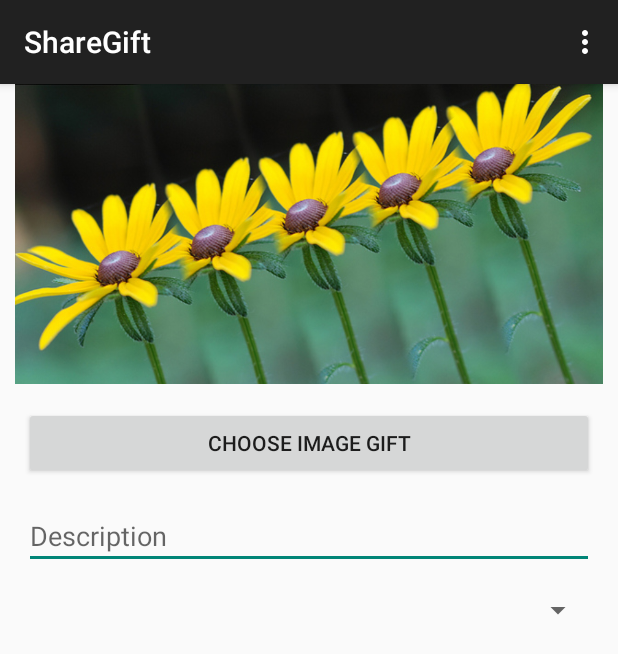
After one commit to Rise-Up-Cambodia/Android_Assignment_1, an Android app: the ShareGift screen opened directly, with no data from a screen before it, on a phone screen of 412 x 824 dp. The commit adds this screen. Shown: the top 654 px of the screen. Run offline under Robolectric (Android 15) with nearby library versions, the phone set to English and light mode, and no system bars.

Commit message:
sharegift layout progress

```diff
--- a/Gift/app/src/main/AndroidManifest.xml
+++ b/Gift/app/src/main/AndroidManifest.xml
@@ -8,6 +8,7 @@
     <android:uses-permission android:name="android.permission.WRITE_EXTERNAL_STORAGE" />
     <android:uses-permission android:name="android.permission.READ_PHONE_STATE" />
     <android:uses-permission android:name="android.permission.READ_EXTERNAL_STORAGE" />
+
     <application
         android:allowBackup="true"
         android:icon="@mipmap/ic_launcher"
@@ -22,6 +23,10 @@
                 <category android:name="android.intent.category.LAUNCHER" />
             </intent-filter>
         </activity>
+        <activity
+            android:name=".sample.ShareGift"
+            android:label="@string/title_activity_share_gift" >
+        </activity>
     </application>
 
 </manifest>
--- a/Gift/app/src/main/java/com/custome_componence/sampleusingobjectorientationpattern/operation/GiftOperation.java
+++ b/Gift/app/src/main/java/com/custome_componence/sampleusingobjectorientationpattern/operation/GiftOperation.java
@@ -10,7 +10,7 @@ import com.custome_componence.sampleusingobjectorientationpattern.config.Constan
 import java.io.UnsupportedEncodingException;
 
 /**
- * Created by channy
+ * Created by sreyeleak 05/08/2015
  */
 public class GiftOperation implements IOperation {
     AsyncHttpClient client = new AsyncHttpClient();
--- /dev/null
+++ b/Gift/app/src/main/java/com/custome_componence/sampleusingobjectorientationpattern/sample/ShareGift.java
@@ -0,0 +1,40 @@
+package com.custome_componence.sampleusingobjectorientationpattern.sample;
+
+import android.support.v7.app.ActionBarActivity;
+import android.os.Bundle;
+import android.view.Menu;
+import android.view.MenuItem;
+
+import com.custome_componence.sampleusingobjectorientationpattern.R;
+
+public class ShareGift extends ActionBarActivity {
+
+    @Override
+    protected void onCreate(Bundle savedInstanceState) {
+        super.onCreate(savedInstanceState);
+        setContentView(R.layout.activity_share_gift);
+    }
+
+
+    @Override
+    public boolean onCreateOptionsMenu(Menu menu) {
+        // Inflate the menu; this adds items to the action bar if it is present.
+        getMenuInflater().inflate(R.menu.menu_share_gift, menu);
+        return true;
+    }
+
+    @Override
+    public boolean onOptionsItemSelected(MenuItem item) {
+        // Handle action bar item clicks here. The action bar will
+        // automatically handle clicks on the Home/Up button, so long
+        // as you specify a parent activity in AndroidManifest.xml.
+        int id = item.getItemId();
+
+        //noinspection SimplifiableIfStatement
+        if (id == R.id.action_settings) {
+            return true;
+        }
+
+        return super.onOptionsItemSelected(item);
+    }
+}
--- /dev/null
+++ b/Gift/app/src/main/res/layout/activity_share_gift.xml
@@ -0,0 +1,42 @@
+<LinearLayout xmlns:android="http://schemas.android.com/apk/res/android"
+    xmlns:tools="http://schemas.android.com/tools"
+    android:layout_width="match_parent"
+    android:layout_height="match_parent"
+    android:orientation="vertical"
+    android:paddingBottom="@dimen/activity_vertical_margin"
+    tools:context="com.custome_componence.sampleusingobjectorientationpattern.sample.ShareGift">
+    <ImageView
+        android:layout_width="match_parent"
+        android:layout_height="200dp"
+        android:src="@mipmap/flowers1"/>
+    <Button
+        android:layout_width="match_parent"
+        android:layout_height="wrap_content"
+        android:layout_marginRight="@dimen/activity_horizontal_margin"
+        android:layout_marginLeft="@dimen/activity_horizontal_margin"
+        android:paddingTop="@dimen/activity_field_padding"
+        android:paddingBottom="@dimen/activity_field_padding"
+        android:layout_marginTop="@dimen/activity_field_margin"
+        android:id="@+id/btnchooseimage"
+        android:text="Choose Image Gift"/>
+    <EditText
+        android:layout_width="match_parent"
+        android:layout_height="wrap_content"
+        android:layout_marginRight="@dimen/activity_horizontal_margin"
+        android:layout_marginLeft="@dimen/activity_horizontal_margin"
+        android:paddingTop="@dimen/activity_field_padding"
+        android:paddingBottom="@dimen/activity_field_padding"
+        android:layout_marginTop="@dimen/activity_field_margin"
+        android:id="@+id/description"
+        android:hint="Description"/>
+    <Spinner
+        android:layout_width="match_parent"
+        android:layout_height="wrap_content"
+        android:layout_marginRight="@dimen/activity_horizontal_margin"
+        android:layout_marginLeft="@dimen/activity_horizontal_margin"
+        android:paddingTop="@dimen/activity_field_padding"
+        android:paddingBottom="@dimen/activity_field_padding"
+        android:layout_marginTop="@dimen/activity_field_margin"
+        android:id="@+id/category"/>
+
+</LinearLayout>
--- /dev/null
+++ b/Gift/app/src/main/res/menu/menu_share_gift.xml
@@ -0,0 +1,7 @@
+<menu xmlns:android="http://schemas.android.com/apk/res/android"
+    xmlns:app="http://schemas.android.com/apk/res-auto"
+    xmlns:tools="http://schemas.android.com/tools"
+    tools:context="com.custome_componence.sampleusingobjectorientationpattern.sample.ShareGift">
+    <item android:id="@+id/action_settings" android:title="@string/action_settings"
+        android:orderInCategory="100" app:showAsAction="never" />
+</menu>
--- a/Gift/app/src/main/res/values/dimens.xml
+++ b/Gift/app/src/main/res/values/dimens.xml
@@ -2,4 +2,6 @@
     <!-- Default screen margins, per the Android Design guidelines. -->
     <dimen name="activity_horizontal_margin">16dp</dimen>
     <dimen name="activity_vertical_margin">16dp</dimen>
+    <dimen name="activity_field_margin">15dp</dimen>
+    <dimen name="activity_field_padding">10dp</dimen>
 </resources>
--- a/Gift/app/src/main/res/values/strings.xml
+++ b/Gift/app/src/main/res/values/strings.xml
@@ -1,6 +1,9 @@
+<?xml version="1.0" encoding="utf-8"?>
 <resources>
+
     <string name="app_name">SampleUsingObjectOrientationPattern</string>
-
     <string name="hello_world">Hello world!</string>
     <string name="action_settings">Settings</string>
+    <string name="title_activity_share_gift">ShareGift</string>
+
 </resources>
```
Also changed, not shown: Gift/app/src/main/res/mipmap-mdpi/flowers1.jpg (added), Gift/app/src/main/res/mipmap-mdpi/iconoption.png (added).
